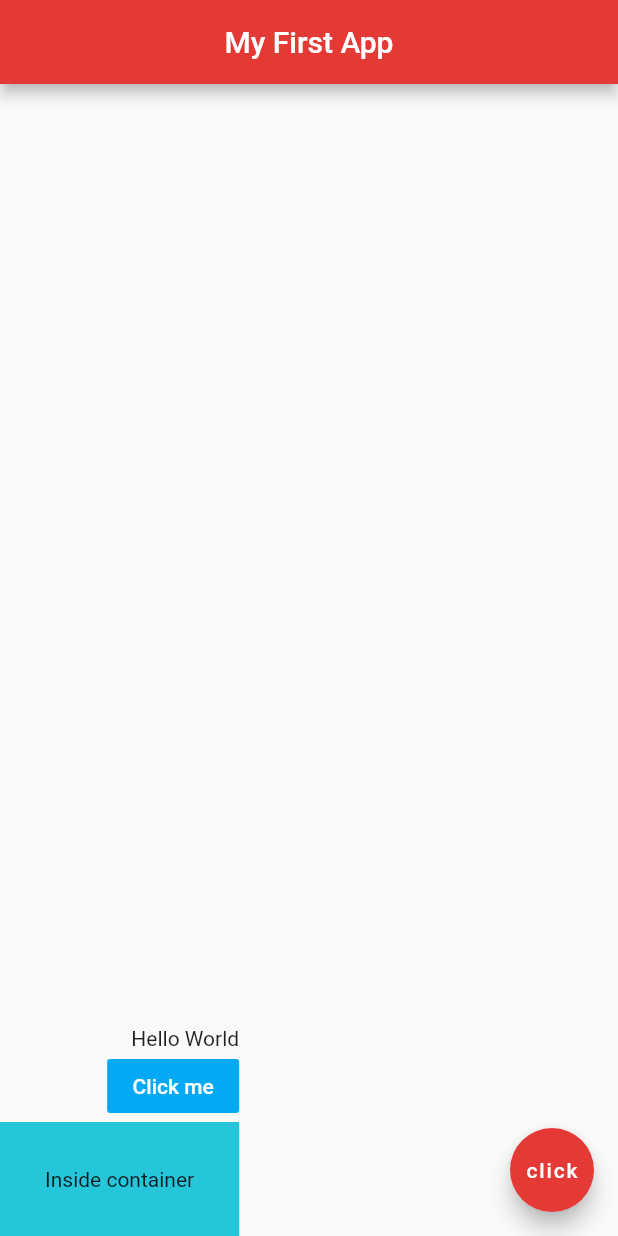
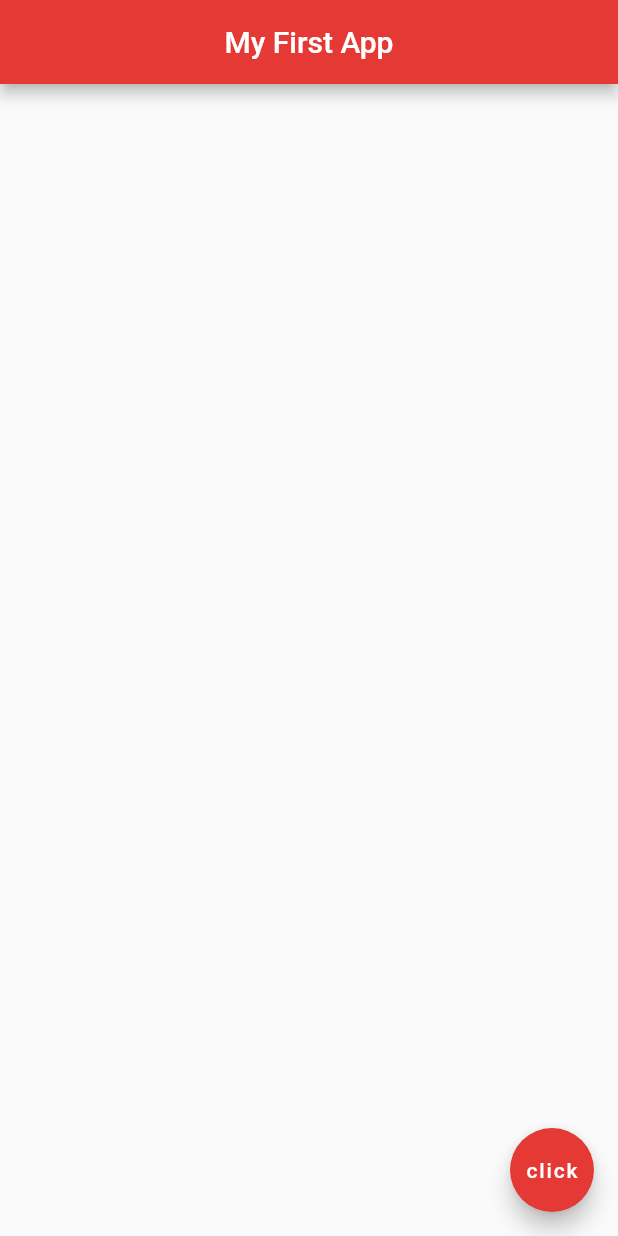
Before and after one commit to hollyphat/flutter-tutorial, a Flutter app: the screen it shows after launch, on a phone screen of 412 x 824 dp. Run offline on Flutter 3.47's test engine with Material 2 defaults, Android fonts, the phone set to English and light mode, and no system bars.

Commit message:
Replace layout

```diff
--- a/lib/main.dart
+++ b/lib/main.dart
@@ -18,18 +18,9 @@ class Home extends StatelessWidget {
         mainAxisAlignment: MainAxisAlignment.end,
         crossAxisAlignment: CrossAxisAlignment.end,
         children: <Widget>[
-          Text("Hello World"),
-          FlatButton(
-            onPressed: (){},
-            child: Text("Click me"),
-            color: Colors.lightBlue,
-            textColor: Colors.white,
-          ),
-          Container(
-            color: Colors.cyan[400],
-            padding: EdgeInsets.all(30.0),
-            child: Text("Inside container"),
-          ),
+          Container(),
+          Container(),
+          Container(),
         ],
       ),
       floatingActionButton: FloatingActionButton(
```
